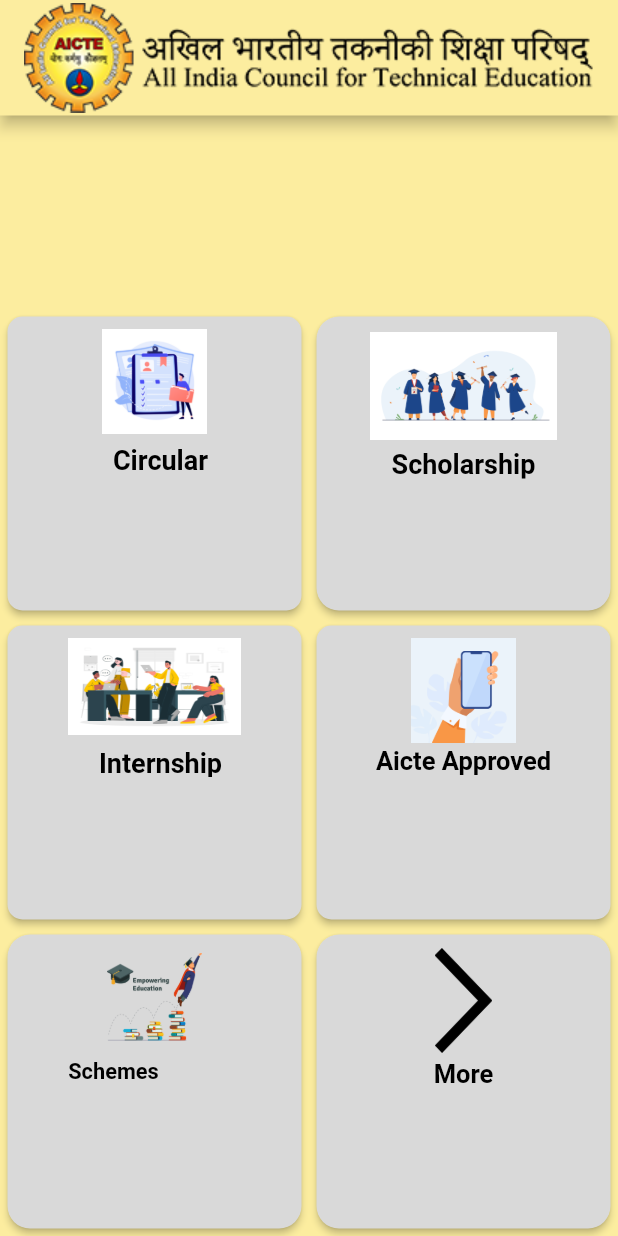
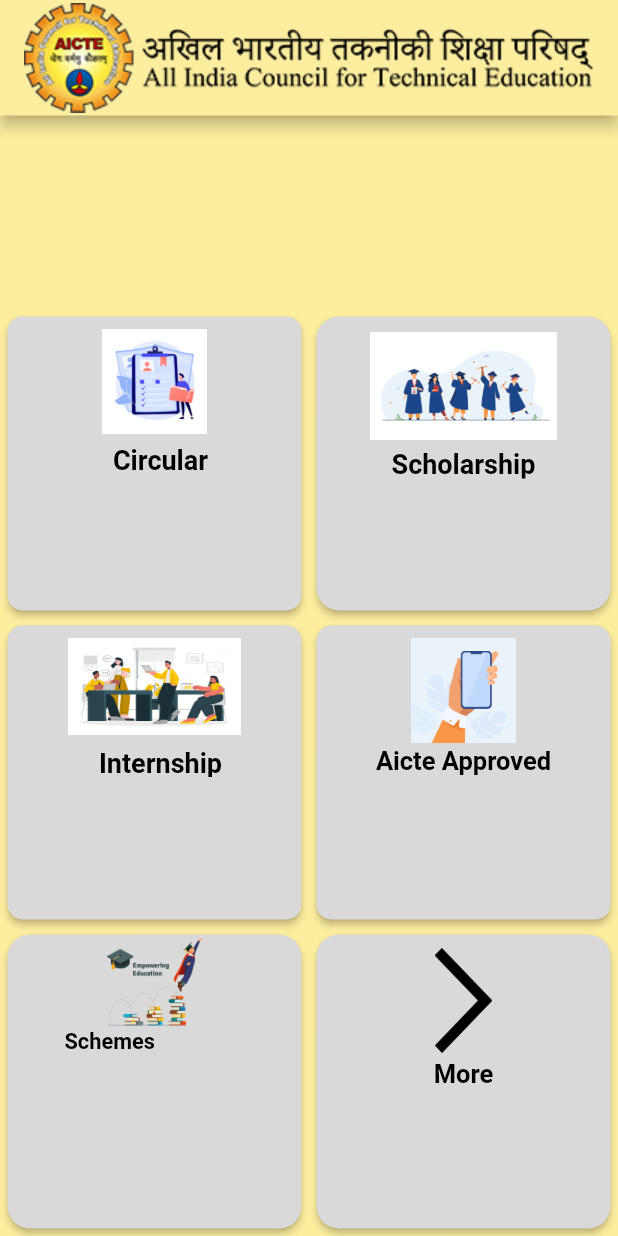
Before and after one commit to mehtachandrashekhar/AICTE---APP, a Flutter app: the screen it shows after launch, on a phone screen of 412 x 824 dp. Run offline on Flutter 3.47's test engine with Material 2 defaults, Android fonts, the phone set to English and light mode, and no system bars; our stand-ins replace animated_splash_screen, carousel_slider, connectivity, hexcolor, webview_flutter; Roboto replaces fonts that are missing (Ubuntu).

Commit message:
changed styling

```diff
--- a/lib/pages/HomePage.dart
+++ b/lib/pages/HomePage.dart
@@ -75,7 +75,7 @@
                       children: [
                         //for image
                         Container(
-                          margin: EdgeInsets.only(top: 10),
+                          margin: EdgeInsets.only(),
                           height: 63,
                           width: 63,
                           // color: Colors.yellow,
@@ -85,7 +85,7 @@
 
                         //for text
                         Container(
-                          margin: EdgeInsets.only(top: 10, left: 5),
+                          margin: EdgeInsets.only(),
                           height: 20,
                           width: 120,
                           // color: Colors.red,
```
